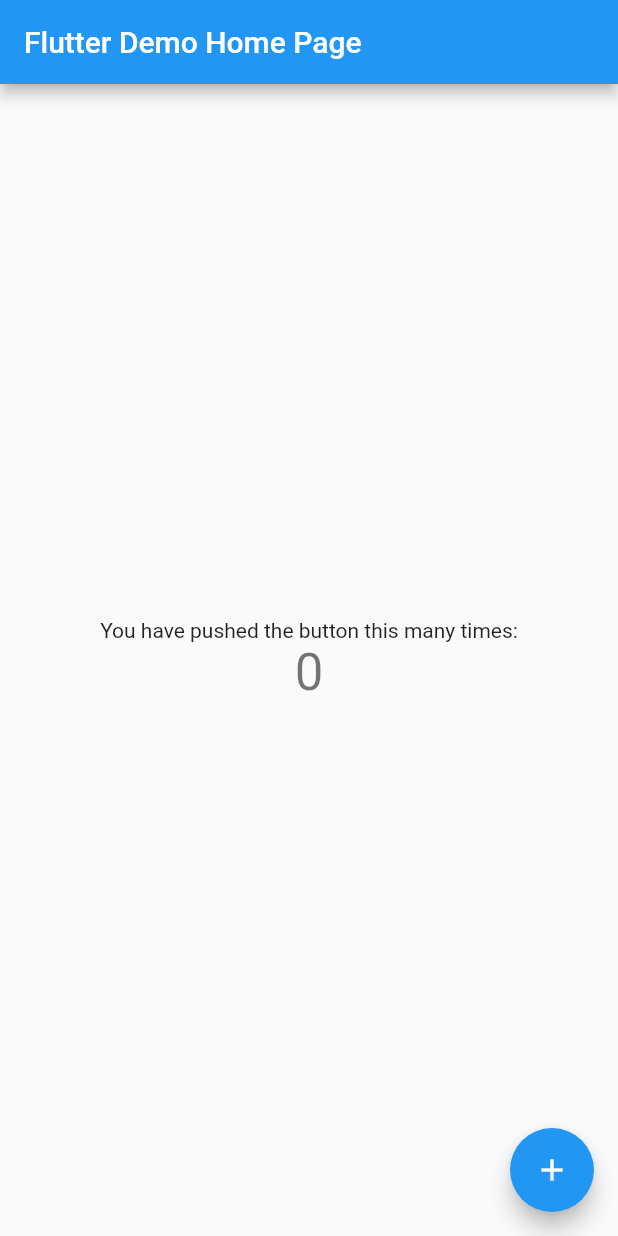
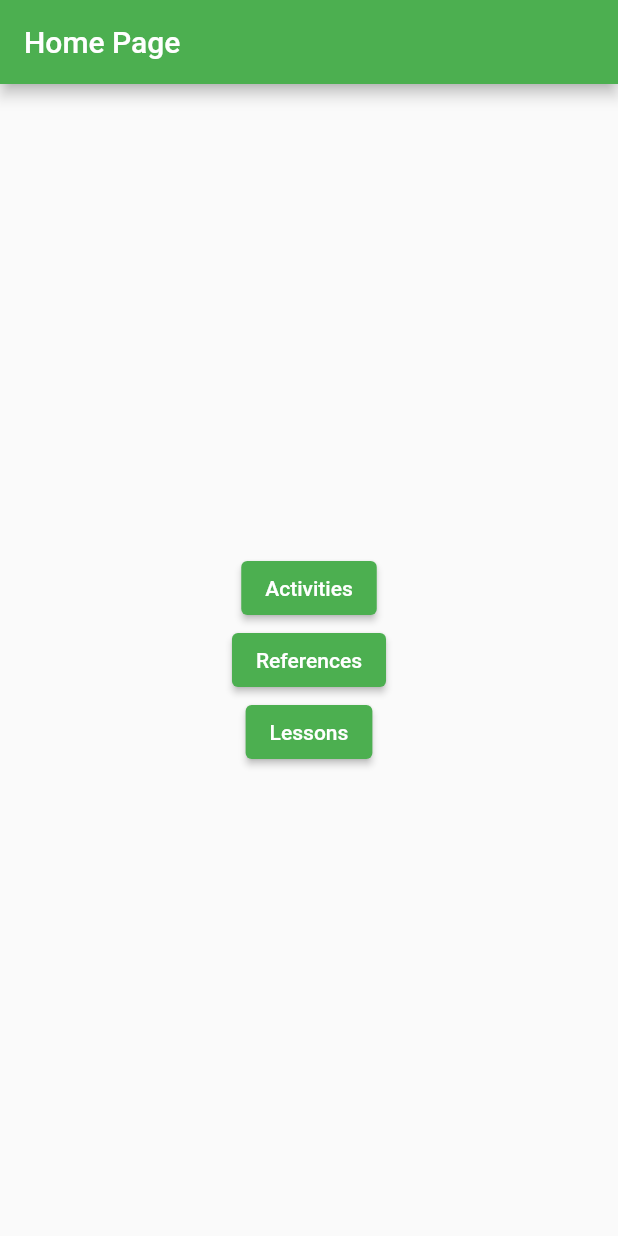
Before and after one commit to MitchellMaliglig/Mobile-App-Project-CS-4750-, a Flutter app: the screen it shows after launch, on a phone screen of 412 x 824 dp. Run offline on Flutter 3.47's test engine with Material 2 defaults, Android fonts, the phone set to English and light mode, and no system bars.

Commit message:
added ui stuff and whatnot

```diff
--- a/lib/main.dart
+++ b/lib/main.dart
@@ -1,48 +1,27 @@
 import 'package:flutter/material.dart';
+import 'package:mobile_app_project/Lessons_Page.dart';
+import 'package:mobile_app_project/References_Page.dart';
+import 'Activities_Page.dart';
 
-/*
-The start for the CS 4750 Project.
- */
-// push 1
-// push2
 void main() {
   runApp(MyApp());
 }
 
 class MyApp extends StatelessWidget {
-  // This widget is the root of your application.
   @override
   Widget build(BuildContext context) {
     return MaterialApp(
       title: 'Flutter Demo 2',
       theme: ThemeData(
-        // This is the theme of your application.
-        //
-        // Try running your application with "flutter run". You'll see the
-        // application has a blue toolbar. Then, without quitting the app, try
-        // changing the primarySwatch below to Colors.green and then invoke
-        // "hot reload" (press "r" in the console where you ran "flutter run",
-        // or simply save your changes to "hot reload" in a Flutter IDE).
-        // Notice that the counter didn't reset back to zero; the application
-        // is not restarted.
-        primarySwatch: Colors.blue,
+        primarySwatch: Colors.green,
       ),
-      home: MyHomePage(title: 'Flutter Demo Home Page'),
+      home: MyHomePage(title: 'Home Page'),
     );
   }
 }
 
 class MyHomePage extends StatefulWidget {
   MyHomePage({Key? key, required this.title}) : super(key: key);
-
-  // This widget is the home page of your application. It is stateful, meaning
-  // that it has a State object (defined below) that contains fields that affect
-  // how it looks.
-
-  // This class is the configuration for the state. It holds the values (in this
-  // case the title) provided by the parent (in this case the App widget) and
-  // used by the build method of the State. Fields in a Widget subclass are
-  // always marked "final".
 
   final String title;
 
@@ -51,68 +30,50 @@ class MyHomePage extends StatefulWidget {
 }
 
 class _MyHomePageState extends State<MyHomePage> {
-  int _counter = 0;
-
-  void _incrementCounter() {
-    setState(() {
-      // This call to setState tells the Flutter framework that something has
-      // changed in this State, which causes it to rerun the build method below
-      // so that the display can reflect the updated values. If we changed
-      // _counter without calling setState(), then the build method would not be
-      // called again, and so nothing would appear to happen.
-      _counter++;
-    });
-  }
 
   @override
   Widget build(BuildContext context) {
-    // This method is rerun every time setState is called, for instance as done
-    // by the _incrementCounter method above.
-    //
-    // The Flutter framework has been optimized to make rerunning build methods
-    // fast, so that you can just rebuild anything that needs updating rather
-    // than having to individually change instances of widgets.
     return Scaffold(
       appBar: AppBar(
-        // Here we take the value from the MyHomePage object that was created by
-        // the App.build method, and use it to set our appbar title.
         title: Text(widget.title),
       ),
       body: Center(
-        // Center is a layout widget. It takes a single child and positions it
-        // in the middle of the parent.
         child: Column(
-          // Column is also a layout widget. It takes a list of children and
-          // arranges them vertically. By default, it sizes itself to fit its
-          // children horizontally, and tries to be as tall as its parent.
-          //
-          // Invoke "debug painting" (press "p" in the console, choose the
-          // "Toggle Debug Paint" action from the Flutter Inspector in Android
-          // Studio, or the "Toggle Debug Paint" command in Visual Studio Code)
-          // to see the wireframe for each widget.
-          //
-          // Column has various properties to control how it sizes itself and
-          // how it positions its children. Here we use mainAxisAlignment to
-          // center the children vertically; the main axis here is the vertical
-          // axis because Columns are vertical (the cross axis would be
-          // horizontal).
           mainAxisAlignment: MainAxisAlignment.center,
           children: <Widget>[
-            Text(
-              'You have pushed the button this many times:',
+            ElevatedButton(
+                onPressed: (){
+                  Navigator.push(
+                    context,
+                    MaterialPageRoute(builder: (context) => ActivitiesPage()),
+                  );
+                },
+                child:
+                Text('Activities')
             ),
-            Text(
-              '$_counter',
-              style: Theme.of(context).textTheme.headline4,
+            ElevatedButton(
+                onPressed: (){
+                  Navigator.push(
+                    context,
+                    MaterialPageRoute(builder: (context) => ReferencesPage()),
+                  );
+                },
+                child:
+                Text('References')
             ),
+            ElevatedButton(
+                onPressed: (){
+                  Navigator.push(
+                    context,
+                    MaterialPageRoute(builder: (context) => LessonsPage()),
+                  );
+                },
+                child:
+                Text('Lessons')
+            )
           ],
         ),
       ),
-      floatingActionButton: FloatingActionButton(
-        onPressed: _incrementCounter,
-        tooltip: 'Increment',
-        child: Icon(Icons.add),
-      ), // This trailing comma makes auto-formatting nicer for build methods.
     );
   }
 }
```
Also changed, not shown: lib/Activities_Page.dart (added, +45 -0 lines), lib/Lessons_Page.dart (added, +45 -0 lines), lib/References_Page.dart (added, +36 -0 lines).
